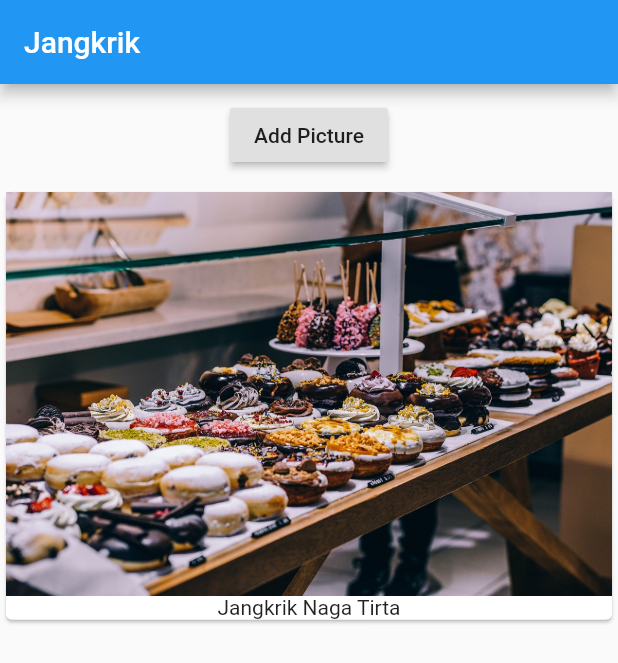
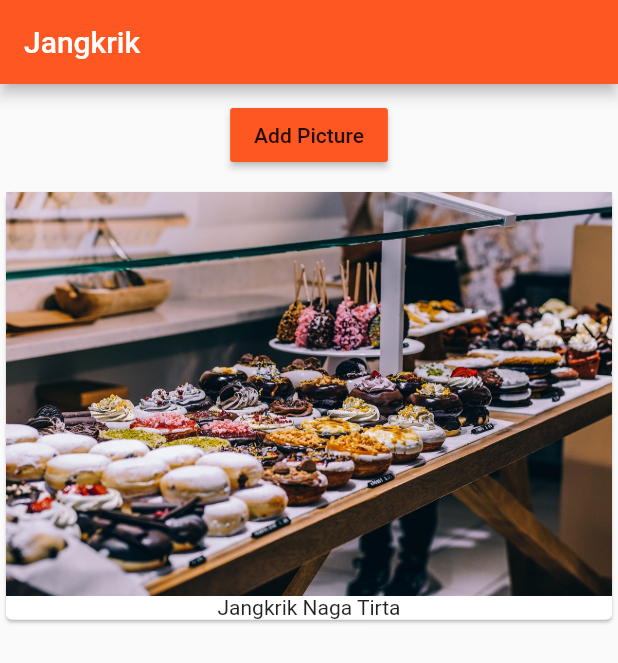
Before and after one commit to arifpurwandaru/flutter_course, a Flutter app: the screen it shows after launch, on a phone screen of 412 x 824 dp. Shown: the top 663 px of the screen. Run offline on Flutter 3.47's test engine with Material 2 defaults, Android fonts, the phone set to English and light mode, and no system bars.

Commit message:
material design

```diff
--- a/lib/main.dart
+++ b/lib/main.dart
@@ -8,6 +8,11 @@ class MyApp extends StatelessWidget {
   @override
   Widget build(BuildContext context) {
     return MaterialApp(
+      theme: ThemeData(
+        brightness: Brightness.light,
+        primarySwatch: Colors.deepOrange,
+        accentColor: Colors.deepPurple
+      ),
       home: Scaffold(
         appBar: AppBar(
           title: Text('Jangkrik'),
--- a/lib/product_manager.dart
+++ b/lib/product_manager.dart
@@ -3,7 +3,7 @@ import 'package:flutter/material.dart';
 import './product.dart';
 
 class ProductManager extends StatefulWidget{
-  String startingProduct;
+  final String startingProduct;
 
   ProductManager(this.startingProduct);
 
@@ -31,6 +31,7 @@ class _ProductManagerState extends State<ProductManager>{
               margin: EdgeInsets.all(10.0),
               child: RaisedButton(
                 child: Text('Add Picture'),
+                color: Theme.of(context).primaryColor,
                 onPressed: () {
                   setState(() {
                     _products.add('Advanced Food Tester');
```
